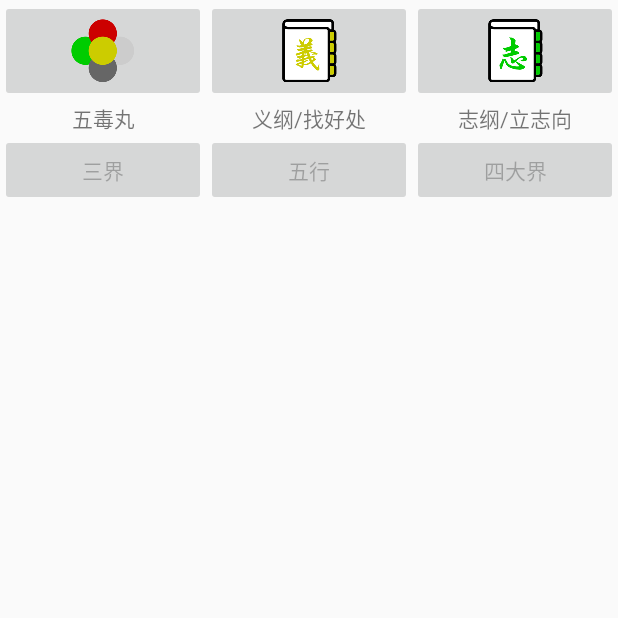
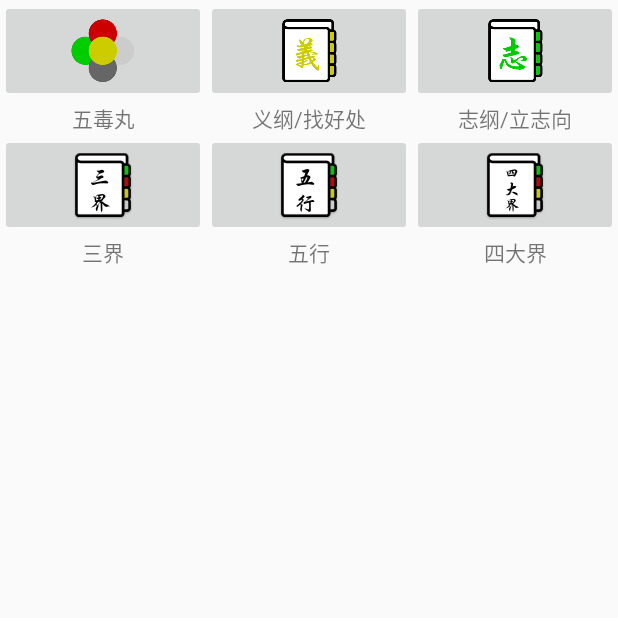
Before and after one commit to xuender/ethics, an Android app: the screen it shows after launch (MainActivity), on a phone screen of 412 x 824 dp, the top half of it. Run offline under Robolectric (Android 15) with nearby library versions, the phone set to English and light mode, and no system bars.

Commit message:
增加三界等图片

```diff
--- a/app/build.gradle
+++ b/app/build.gradle
@@ -7,8 +7,8 @@ android {
     defaultConfig {
         minSdkVersion 8
         targetSdkVersion 19
-        versionCode 5
-        versionName "1.G.5"
+        versionCode 6
+        versionName "1.G.6"
     }
     signingConfigs {
         release {
--- a/app/src/main/res/layout/activity_main.xml
+++ b/app/src/main/res/layout/activity_main.xml
@@ -62,25 +62,51 @@
         android:layout_height="fill_parent"
         android:weightSum="3">
 
-        <Button
+        <ImageButton
             android:layout_width="0pt"
             android:layout_height="wrap_content"
             android:layout_weight="1"
             android:enabled="false"
-            android:text="@string/threeType" />
+            android:src="@drawable/type_three" />
 
-        <Button
+        <ImageButton
             android:layout_width="0pt"
             android:layout_height="wrap_content"
             android:layout_weight="1"
             android:enabled="false"
-            android:text="@string/fiveType" />
+            android:src="@drawable/type_five" />
 
-        <Button
+        <ImageButton
             android:layout_width="0pt"
             android:layout_height="wrap_content"
             android:layout_weight="1"
             android:enabled="false"
-            android:text="@string/fourType" />
+            android:src="@drawable/type_four" />
+    </TableRow>
+
+    <TableRow
+        android:layout_width="fill_parent"
+        android:layout_height="fill_parent">
+
+        <TextView
+            android:text="@string/threeType"
+            android:layout_width="0pt"
+            android:layout_height="wrap_content"
+            android:layout_weight="1"
+            android:gravity="center" />
+
+        <TextView
+            android:text="@string/fiveType"
+            android:layout_width="0pt"
+            android:layout_height="wrap_content"
+            android:layout_weight="1"
+            android:gravity="center" />
+
+        <TextView
+            android:text="@string/fourType"
+            android:layout_width="0pt"
+            android:layout_height="wrap_content"
+            android:layout_weight="1"
+            android:gravity="center" />
     </TableRow>
 </TableLayout>
--- a/app/src/main/res/values/strings.xml
+++ b/app/src/main/res/values/strings.xml
@@ -42,8 +42,6 @@
     <string name="del_ask">是否确认删除当前记录?</string>
     <!-- 义纲 -->
     <string name="yi">义纲/找好处</string>
-    <string name="navigation_drawer_open">打开善人名录</string>
-    <string name="navigation_drawer_close">关闭善人名录</string>
     <string name="yi_summary">找好处\n你生人气，拿出来消气\n人生你气，拿出来宣扬</string>
     <string name="googMan">善人</string>
     <string name="inputName">请输入善人姓名</string>
```
Also changed, not shown: app/src/main/res/drawable-hdpi/type_five.png (added), app/src/main/res/drawable-hdpi/type_four.png (added), app/src/main/res/drawable-hdpi/type_three.png (added), app/src/main/res/drawable-mdpi/type_five.png (added), app/src/main/res/drawable-mdpi/type_four.png (added), app/src/main/res/drawable-mdpi/type_three.png (added), app/src/main/res/drawable-xhdpi/type_five.png (added), app/src/main/res/drawable-xhdpi/type_four.png (added), app/src/main/res/drawable-xhdpi/type_three.png (added), app/src/main/res/drawable-xxhdpi/type_five.png (added), app/src/main/res/drawable-xxhdpi/type_four.png (added), app/src/main/res/drawable-xxhdpi/type_three.png (added), 4 other files.
